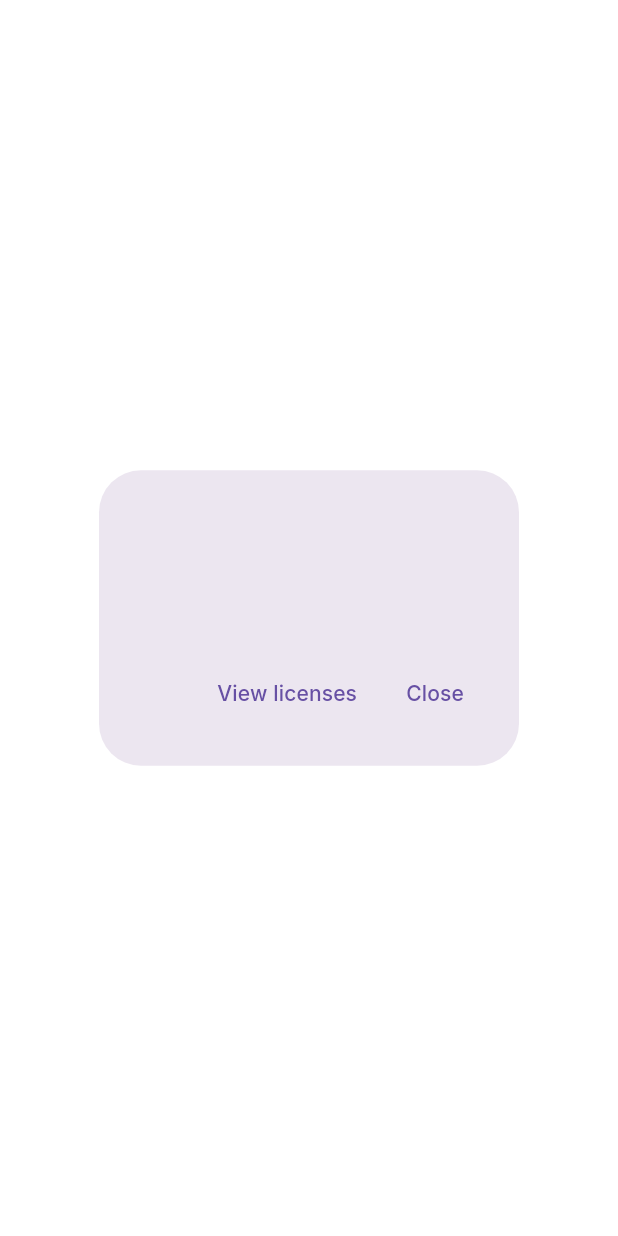
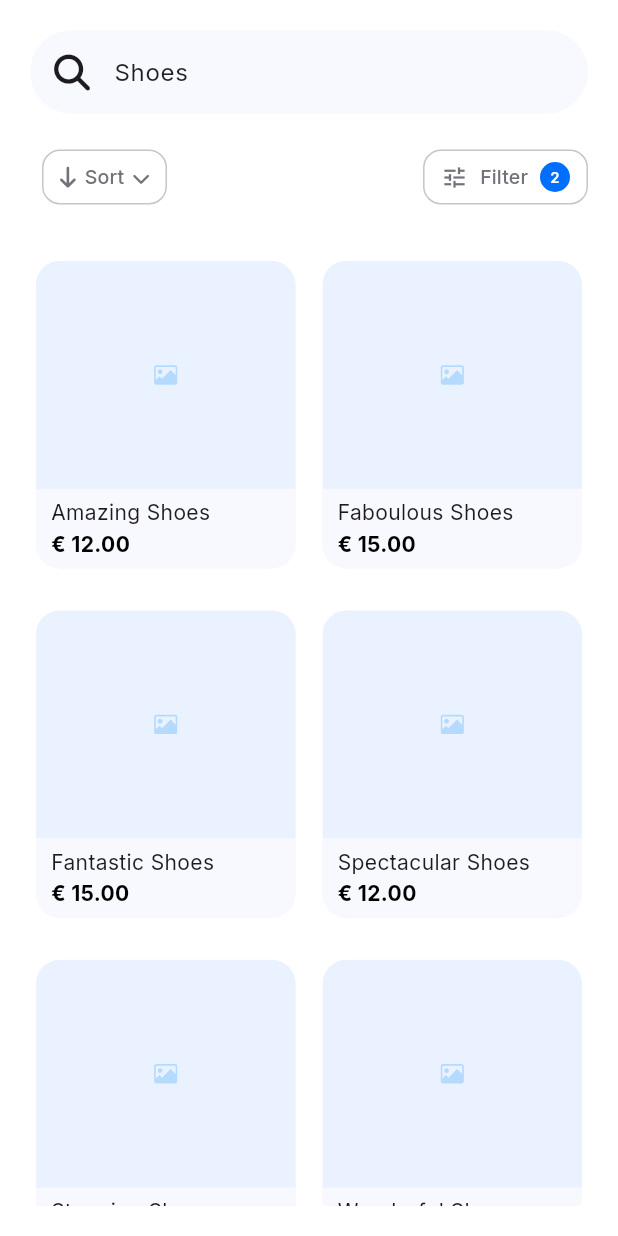
Before and after one commit to debasmitaas/Assignment, a Flutter app: the ProductsPage screen opened directly, on a phone screen of 412 x 824 dp. Run offline on Flutter 3.47's test engine with Material 3 defaults, Android fonts, the phone set to English and light mode, and no system bars; our stand-ins replace flutter_svg, font_awesome_flutter, get_it, getwidget, percent_indicator.

Commit message:
Implemented Products Page

```diff
--- a/lib/config/theme/app_color.dart
+++ b/lib/config/theme/app_color.dart
@@ -6,6 +6,7 @@ class AppColor {
   static const  backgroundColor = Color(0xFFFFFFFF);
   static const  lightGrey = Color(0xFFC5C6CC);
   static const  grey = Color(0xFF71727A);
+  static const  blueGrey = Color(0xFFF8F9FE);
   static const  dividerColor = Color(0xFFD4D6DD);
   static const  textColor = Color(0xFF1F2024);
   static const  hintTextColor = Color(0xFF8F9098);
--- a/lib/config/theme/app_text.dart
+++ b/lib/config/theme/app_text.dart
@@ -18,6 +18,15 @@ class AppTextStyle {
     fontFamily: _fontFamily,
     fontVariations: const [
       FontVariation('wght', 900),
+    ],
+    color: Colors.black,
+  );
+
+  static TextStyle get boldHeading3 => TextStyle(
+    fontSize: 14,
+    fontFamily: _fontFamily,
+    fontVariations: const [
+      FontVariation('wght', 700),
     ],
     color: Colors.black,
   );
@@ -52,6 +61,15 @@ class AppTextStyle {
     ],
     color: AppColor.darkBlue,
   );
+  // 5. Blue Text Variant
+  static TextStyle get blueText2 => TextStyle(
+    fontSize: 10,
+    fontFamily: _fontFamily,
+    fontVariations: const [
+      FontVariation('wght', 800),
+    ],
+    color: AppColor.darkBlue,
+  );
 
   // 6. White Text Variant
   static TextStyle get whiteText => TextStyle(
--- a/lib/features/products/presentation/pages/products_page.dart
+++ b/lib/features/products/presentation/pages/products_page.dart
@@ -1,12 +1,93 @@
+import 'package:assignment/common/widgets/blue_button.dart';
+import 'package:assignment/config/theme/app_color.dart';
+import 'package:assignment/features/products/presentation/widgets/product_card.dart';
+import 'package:assignment/features/products/presentation/widgets/sort_filter_button.dart';
 import 'package:flutter/material.dart';
+import 'package:font_awesome_flutter/font_awesome_flutter.dart';
 
 class ProductsPage extends StatelessWidget {
   const ProductsPage({super.key});
 
+  // 1. Define the List of Data as a List of Maps (or a List of Lists)
+  // Using List<Map<String, String>> is very flexible and readable.
+  final List<Map<String, String>> productData = const [
+    {'name': 'Amazing Shoes', 'price': '€ 12.00'},
+    {'name': 'Faboulous Shoes ', 'price': '€ 15.00'},
+    {'name': 'Fantastic Shoes', 'price': '€ 15.00'},
+    {'name': 'Spectacular Shoes', 'price': '€ 12.00'},
+    {'name': 'Stunning Shoes', 'price': '€ 12.00'},
+    {'name': 'Wonderful Shoes', 'price': '€ 15.00'},
+
+  ];
+
   @override
   Widget build(BuildContext context) {
-    return const Scaffold(
-      body: AboutDialog(),
+    return SafeArea(
+      child: Scaffold(
+        body: Padding(
+          padding: const EdgeInsets.all(20.0),
+          child: Column(
+            children: [
+              // Search Bar
+              const SearchBar(
+                leading: Padding(
+                  padding: EdgeInsets.all(8.0),
+                  child: FaIcon(FontAwesomeIcons.magnifyingGlass),
+                ),
+                hintText: 'Shoes',
+                // Assuming AppColor.textColor exists in your theme config
+                hintStyle: WidgetStatePropertyAll<TextStyle>(
+                  TextStyle(color: AppColor.textColor),
+                ),
+                elevation: WidgetStatePropertyAll<double>(0.0),
+                backgroundColor: WidgetStatePropertyAll(AppColor.blueGrey),
+              ),
+
+              const SizedBox(height: 10),
+
+              // Sort/Filter Buttons
+              Row(
+                mainAxisAlignment: .spaceBetween,
+                children: [
+                  const SortButton(),
+                  const SizedBox(width: 12),
+                  const FilterButton(),
+                ],
+              ),
+
+              const SizedBox(height: 20),
+
+              // Product Grid (Using Expanded is crucial here)
+              Expanded(
+                child: GridView.builder(
+                  // 2. Use the length of the list for the count
+                  itemCount: productData.length,
+
+                  gridDelegate: const SliverGridDelegateWithFixedCrossAxisCount(
+                    crossAxisCount: 2,
+                    crossAxisSpacing: 10,
+                    mainAxisSpacing: 20,
+                    childAspectRatio: 0.85,
+                  ),
+
+                  itemBuilder: (context, index) {
+                    // 3. Directly access the map data
+                    final product = productData[index];
+
+                    // 4. Pass the map values to the ProductCard
+                    return ProductCard(
+                      productName: product['name']!,
+                      productPrice: product['price']!,
+
+                    );
+                  },
+                ),
+              ),
+
+            ],
+          ),
+        ),
+      ),
     );
   }
 }
--- /dev/null
+++ b/lib/features/products/presentation/widgets/product_card.dart
@@ -0,0 +1,74 @@
+import 'package:assignment/config/assets/app_vectors.dart';
+import 'package:assignment/config/theme/app_color.dart';
+import 'package:assignment/config/theme/app_text.dart';
+import 'package:assignment/core/extensions/extension_methods.dart';
+import 'package:flutter/material.dart';
+import 'package:flutter_svg/svg.dart';
+
+class ProductCard extends StatelessWidget {
+  final String productName;
+  final String productPrice;
+
+  const ProductCard({
+    super.key,
+    required this.productName,
+    required this.productPrice,
+  });
+
+  @override
+  Widget build(BuildContext context) {
+    return SizedBox(
+      height: context.getResponsiveHeight(200.5),
+      width: context.getResponsiveWidth(189),
+      child: Card(
+        clipBehavior: Clip.antiAlias,
+        elevation: 0.0,
+        shape: RoundedRectangleBorder(
+          borderRadius: BorderRadius.circular(16),
+        ),
+        child: Column(
+          crossAxisAlignment: CrossAxisAlignment.start,
+          children: [
+            // 1. Image/Placeholder Area
+            Expanded(
+              child: SizedBox(
+                width: double.infinity,
+                child: SvgPicture.asset(
+                  AppVectors.placeHolderImage,
+                  fit: BoxFit.cover,
+                ),
+              ),
+            ),
+
+            // 2. Text/Price Area - FIX IMPLEMENTED HERE
+            Container(
+              // 🎯 FIX: Set width to double.infinity to force it to take
+              // the full width of the parent Card.
+              width: double.infinity,
+              color: AppColor.blueGrey,
+              child: Padding(
+                padding: const EdgeInsets.symmetric(horizontal: 10.0, vertical: 6.0),
+                child: Column(
+                  crossAxisAlignment: CrossAxisAlignment.start,
+                  children: [
+                    // Product Name
+                    Text(
+                      productName,
+                      style: Theme.of(context).textTheme.bodyMedium,
+                    ),
+                    const SizedBox(height: 1),
+                    // Price
+                    Text(
+                      productPrice,
+                      style: AppTextStyle.boldHeading3,
+                    ),
+                  ],
+                ),
+              ),
+            ),
+          ],
+        ),
+      ),
+    );
+  }
+}
--- /dev/null
+++ b/lib/features/products/presentation/widgets/sort_filter_button.dart
@@ -0,0 +1,87 @@
+import 'package:assignment/config/theme/app_color.dart';
+import 'package:assignment/config/theme/app_text.dart';
+import 'package:assignment/core/extensions/extension_methods.dart';
+import 'package:flutter/material.dart';
+import 'package:font_awesome_flutter/font_awesome_flutter.dart';
+
+class SortButton extends StatelessWidget {
+  const SortButton({super.key});
+
+  @override
+  Widget build(BuildContext context) {
+    return Padding(
+      padding: const EdgeInsets.all(8.0),
+      child: OutlinedButton(
+        onPressed: () {},
+        style: OutlinedButton.styleFrom(
+          minimumSize: Size(0, context.getResponsiveHeight(36)),
+
+          padding: const EdgeInsets.symmetric(horizontal: 12),
+          foregroundColor: AppColor.grey,
+          side: const BorderSide(color: AppColor.lightGrey, width: 1),
+          shape: RoundedRectangleBorder(
+            borderRadius: BorderRadius.circular(12),
+          ),
+        ),
+        child: const Row(
+          mainAxisAlignment: MainAxisAlignment.center,
+          mainAxisSize: MainAxisSize.min,
+          children: [
+            FaIcon(FontAwesomeIcons.arrowDown, size: 14),
+            SizedBox(width: 6),
+            Text(
+              'Sort',
+              style: TextStyle(fontSize: 13, fontWeight: FontWeight.w500),
+            ),
+            SizedBox(width: 6),
+            FaIcon(FontAwesomeIcons.chevronDown, size: 12),
+          ],
+        ),
+      ),
+    );
+  }
+}
+
+class FilterButton extends StatelessWidget {
+  const FilterButton({super.key});
+
+  @override
+  Widget build(BuildContext context) {
+    return OutlinedButton(
+      onPressed: () {},
+      style: OutlinedButton.styleFrom(
+        minimumSize: Size(0, context.getResponsiveHeight(36)),
+        padding: const EdgeInsets.symmetric(horizontal: 12),
+        foregroundColor: AppColor.grey,
+        side: const BorderSide(color: AppColor.lightGrey, width: 1),
+        shape: RoundedRectangleBorder(borderRadius: BorderRadius.circular(12)),
+      ),
+      child: Row(
+        mainAxisAlignment: MainAxisAlignment.center,
+        mainAxisSize: MainAxisSize.min,
+        children: [
+          const Icon(Icons.tune, size: 18),
+          const SizedBox(width: 8),
+          const Text(
+            'Filter',
+            style: TextStyle(fontSize: 13, fontWeight: FontWeight.w500),
+          ),
+          const SizedBox(width: 8),
+          Container(
+            width: 20,
+            height: 20,
+            alignment: Alignment.center,
+            decoration: const BoxDecoration(
+              shape: BoxShape.circle,
+              color: AppColor.darkBlue,
+            ),
+            child: Text(
+              '2',
+              style: AppTextStyle.whiteText.copyWith(fontSize: 10),
+            ),
+          ),
+        ],
+      ),
+    );
+  }
+}
--- a/pubspec.yaml
+++ b/pubspec.yaml
@@ -38,6 +38,7 @@ dependencies:
   font_awesome_flutter: ^10.12.0
   flutter_svg: ^2.2.3
   percent_indicator: ^4.2.5
+  getwidget: ^2.0.4
 
 dev_dependencies:
   flutter_test:
```
Also changed, not shown: lib/common/widgets/blue_button.dart (+36 -0 lines), lib/features/allevents/presentation/pages/events_page.dart (added, +37 -0 lines), lib/features/allevents/presentation/widgets/events_card.dart (added, +23 -0 lines), lib/features/allevents/presentation/widgets/pill_button.dart (added, +39 -0 lines), pubspec.lock.
